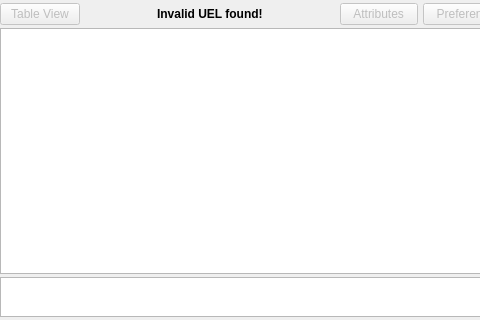
GAMS-dev/studio, file src/gdxviewer/gdxsymbolview.ui: the form before one commit; both pictures show x 0 to 480 and y 0 to 320 of the 600 by 565 pixel window.
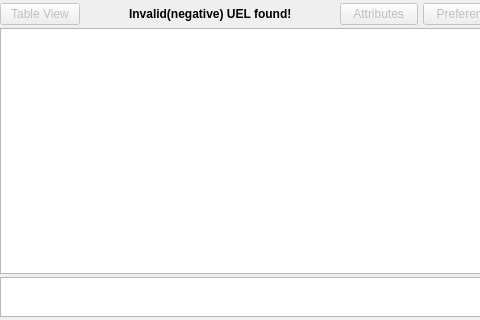
The form after the commit. Icons and pictures are not drawn.

Commit message: Remove UEL=0 from being detected as negative UEL since sorting/filtering works in this case

```diff
--- a/src/gdxviewer/gdxsymbolview.ui
+++ b/src/gdxviewer/gdxsymbolview.ui
@@ -96,7 +96,7 @@
         <string>Sorting and filterung disabled for this symbol</string>
        </property>
        <property name="text">
-        <string>Invalid UEL found!</string>
+        <string>Invalid(negative) UEL found!</string>
        </property>
       </widget>
      </item>
```
The commit also changes 2 other files.
